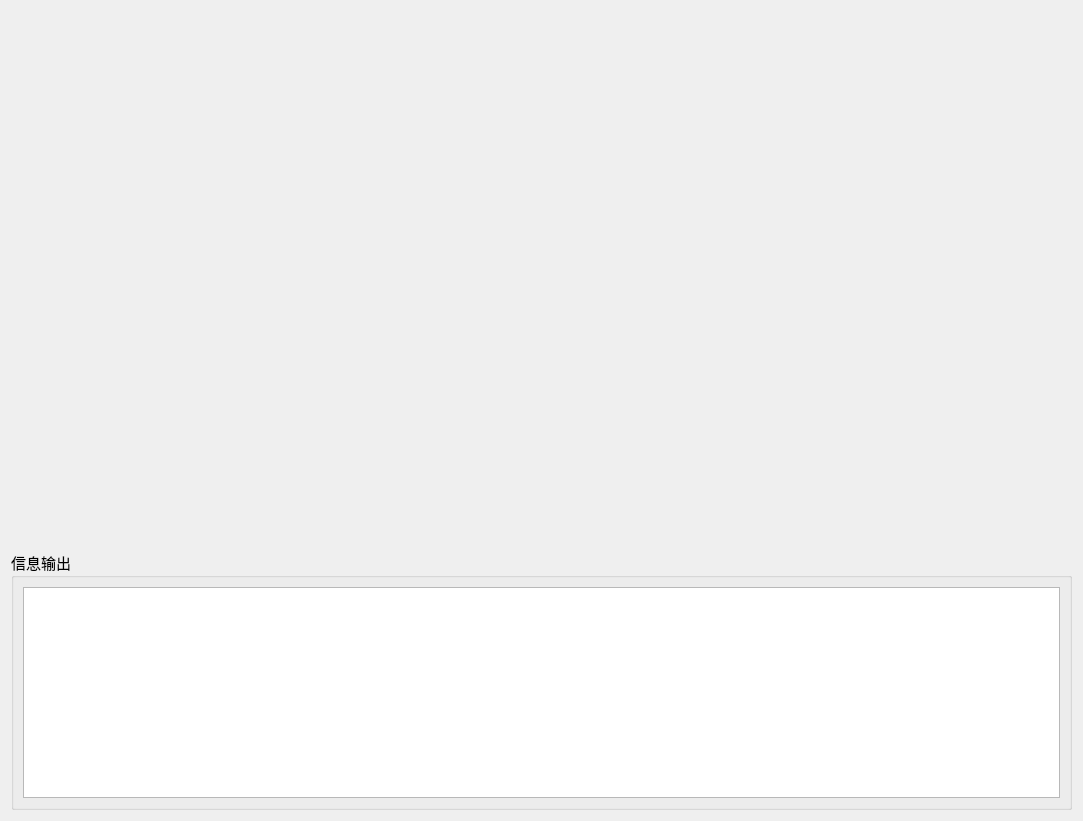
Qt form pro_fvt/home/home_mainwid.ui (ChinaClever/MPro-Tools) before a commit.
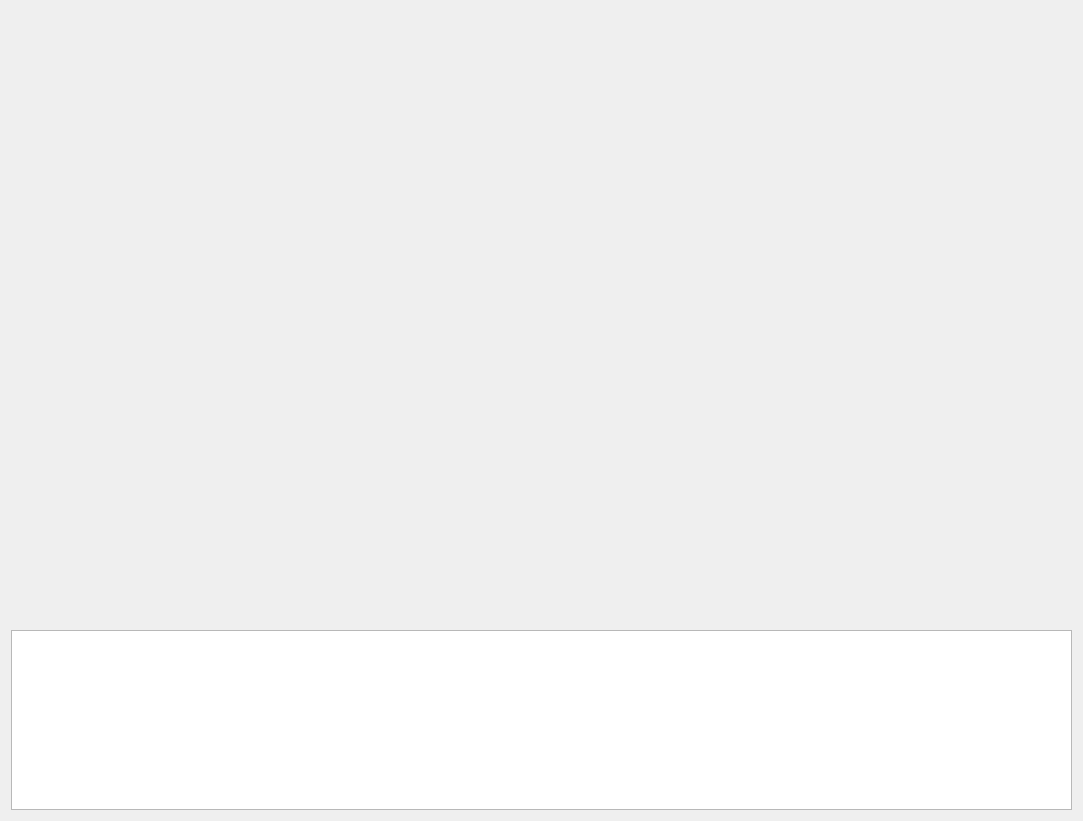
The same form after that commit.

```diff
--- a/pro_fvt/home/home_mainwid.ui
+++ b/pro_fvt/home/home_mainwid.ui
@@ -24,25 +24,16 @@
     <widget class="QWidget" name="workWid" native="true"/>
    </item>
    <item row="1" column="0">
-    <widget class="QGroupBox" name="groupBox">
+    <widget class="QPlainTextEdit" name="textEdit">
      <property name="maximumSize">
       <size>
        <width>16777215</width>
-       <height>260</height>
+       <height>180</height>
       </size>
      </property>
-     <property name="title">
-      <string>信息输出</string>
-     </property>
-     <layout class="QGridLayout" name="gridLayout_2">
-      <item row="0" column="0">
-       <widget class="QPlainTextEdit" name="textEdit">
         <property name="readOnly">
          <bool>true</bool>
         </property>
-       </widget>
-      </item>
-     </layout>
     </widget>
    </item>
   </layout>
```
Lines whose indentation alone changed are shown as unchanged.
